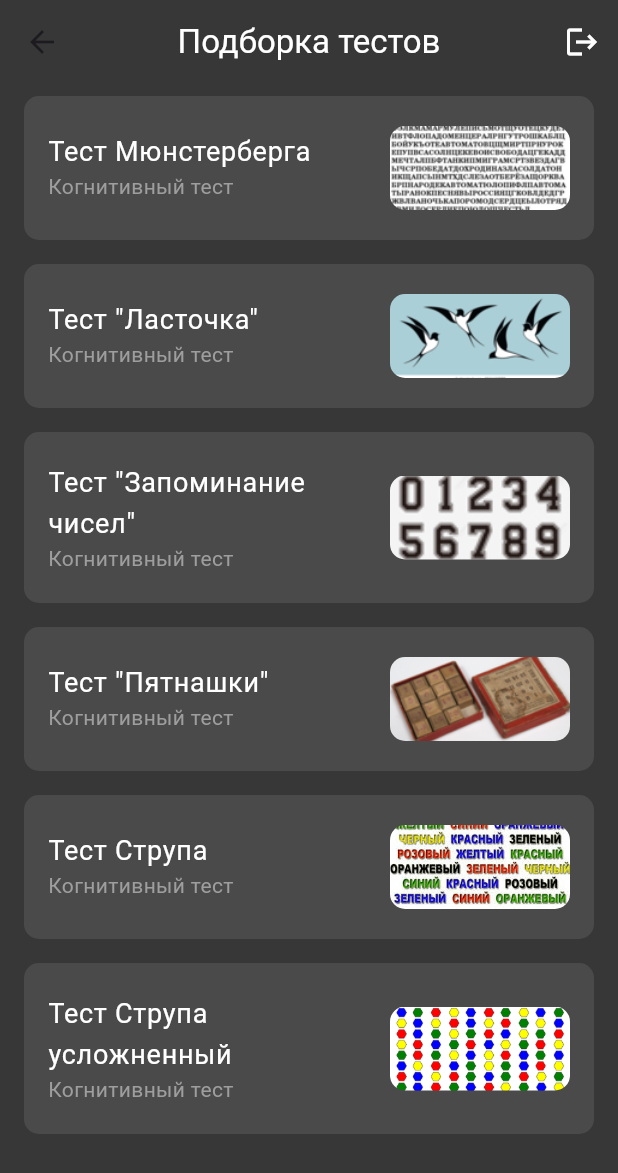
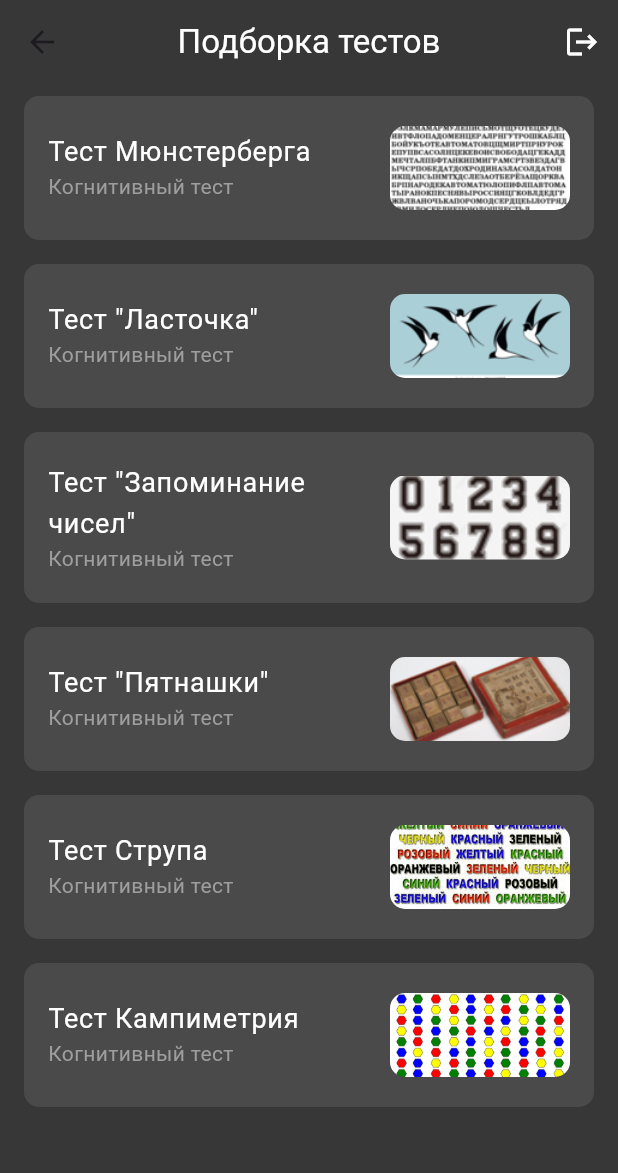
Before and after one commit to Cognitive-HSE/cognitive_app, a Flutter app: the TestsListScreen screen opened by its route, on a phone screen of 412 x 824 dp. Shown: the top 1173 px of the screen. Run offline on Flutter 3.47's test engine with Material 3 defaults, Android fonts, the phone set to English and light mode, and no system bars; our stand-ins replace get_storage; missing offline and left inert: bcrypt, postgres; accounts and stored records are empty.

Commit message:
added design to campometry test, fixed mistakes

```diff
--- a/lib/features/tests_list/tests_list_screen.dart
+++ b/lib/features/tests_list/tests_list_screen.dart
@@ -15,7 +15,7 @@ class _TestsListScreenState extends State<TestsListScreen> {
     2: "Тест \"Запоминание чисел\"",
     3: "Тест \"Пятнашки\"",
     4: "Тест Струпа",
-    5: "Тест Струпа усложненный",
+    5: "Тест Кампиметрия",
   };
 
   @override
```
